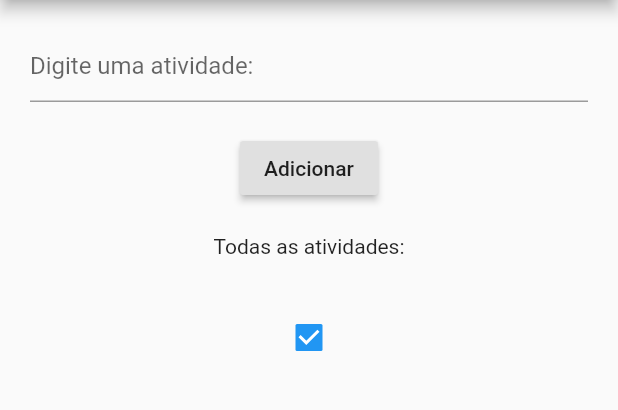
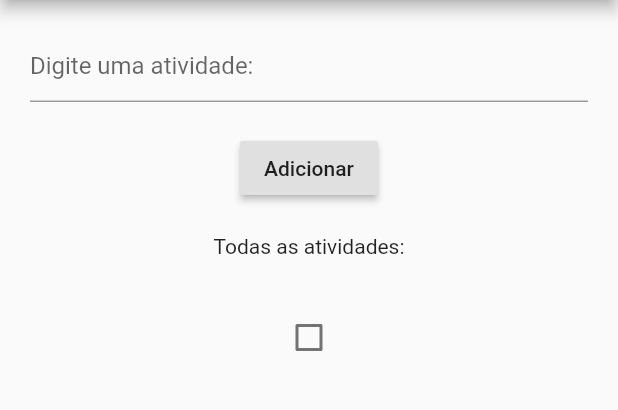
Before and after one commit to DanielSoaresRocha/firstFlutter, a Flutter app: the screen it shows after launch, after a tap on "Adicionar", on a phone screen of 412 x 824 dp, the part 84-494 px from its top. Run offline on Flutter 3.47's test engine with Material 2 defaults, Android fonts, the phone set to English and light mode, and no system bars.

Commit message:
criado modelo de tasks e interagindo com GestureDerector

```diff
--- a/lib/src/components/Task.dart
+++ b/lib/src/components/Task.dart
@@ -8,7 +8,6 @@ class Task extends StatelessWidget {
 
   @override
   Widget build(BuildContext context) {
-    // TODO: implement build
     return Container(
         child: Center(
       child: Row(
--- /dev/null
+++ b/lib/src/models/TaskModel.dart
@@ -0,0 +1,10 @@
+class TaskModel {
+  String task;
+  bool checked;
+
+  TaskModel(this.task, this.checked);
+
+  setChecked() {
+    checked = !checked;
+  }
+}
--- a/lib/src/pages/AddTask.dart
+++ b/lib/src/pages/AddTask.dart
@@ -1,5 +1,6 @@
 import 'package:flutter/material.dart';
 import 'package:hello_world/src/components/Task.dart';
+import 'package:hello_world/src/models/TaskModel.dart';
 
 class AddTask extends StatefulWidget {
   AddTask({Key key}) : super(key: key);
@@ -11,7 +12,16 @@ class AddTask extends StatefulWidget {
 class _AddTask extends State<AddTask> {
   String task = '';
 
-  List<String> tasks = <String>[];
+  List<TaskModel> tasks = <TaskModel>[];
+
+  _onPressed(int index) {
+    setState(() {
+      tasks.elementAt(index).setChecked();
+    });
+    /*for (var task in tasks) {
+      print(task.checked);
+    }*/
+  }
 
   final TextEditingController controllerText = new TextEditingController();
 
@@ -38,7 +48,7 @@ class _AddTask extends State<AddTask> {
           RaisedButton(
             onPressed: () {
               setState(() {
-                tasks.add(task);
+                tasks.add(TaskModel(task, false));
                 task = '';
               });
               controllerText.clear();
@@ -56,9 +66,13 @@ class _AddTask extends State<AddTask> {
                 padding: const EdgeInsets.all(8),
                 itemCount: tasks.length,
                 itemBuilder: (BuildContext context, int index) {
-                  return Container(
-                    height: 50,
-                    child: Center(child: Task(tasks[index], true)),
+                  return new GestureDetector(
+                    onTap: () => _onPressed(index),
+                    child: Container(
+                      height: 50,
+                      child: Center(
+                          child: Task(tasks[index].task, tasks[index].checked)),
+                    ),
                   );
                 }),
           ),
```
